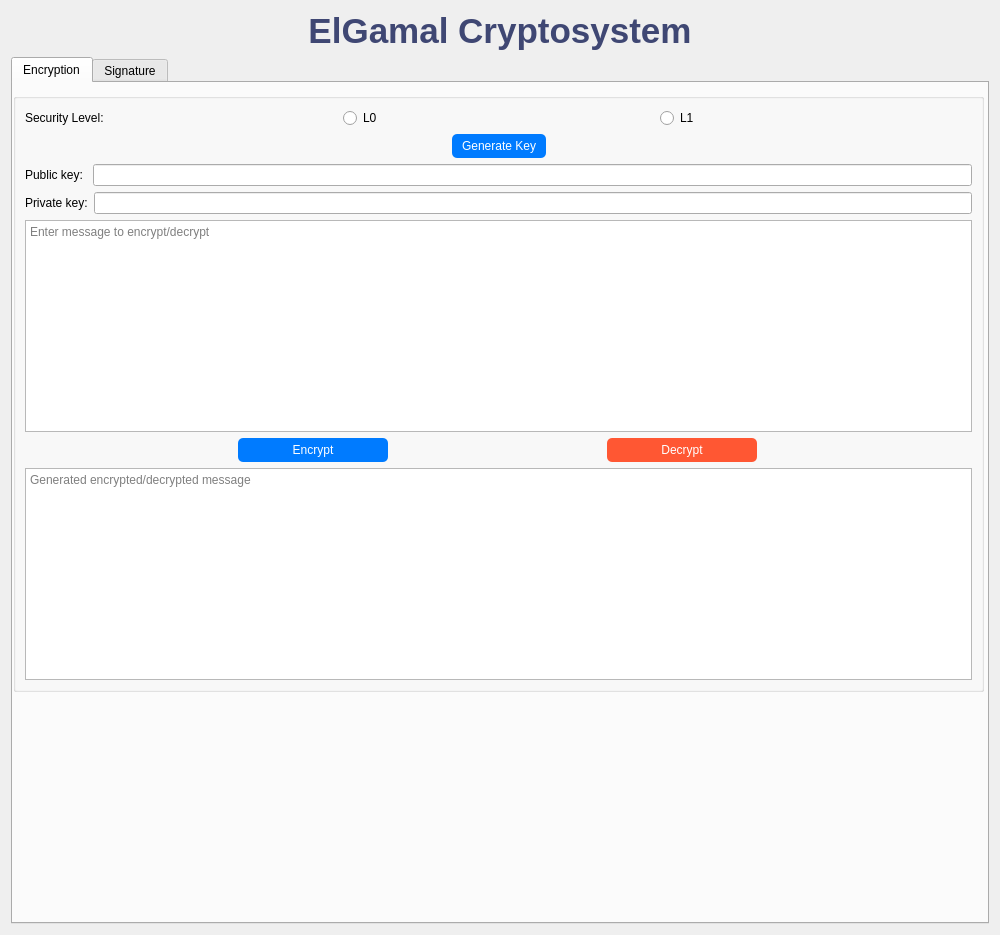
Qt form src/frontend/wireframes/ui_elgamal.ui (phn210/crypto-calcul) before a commit.
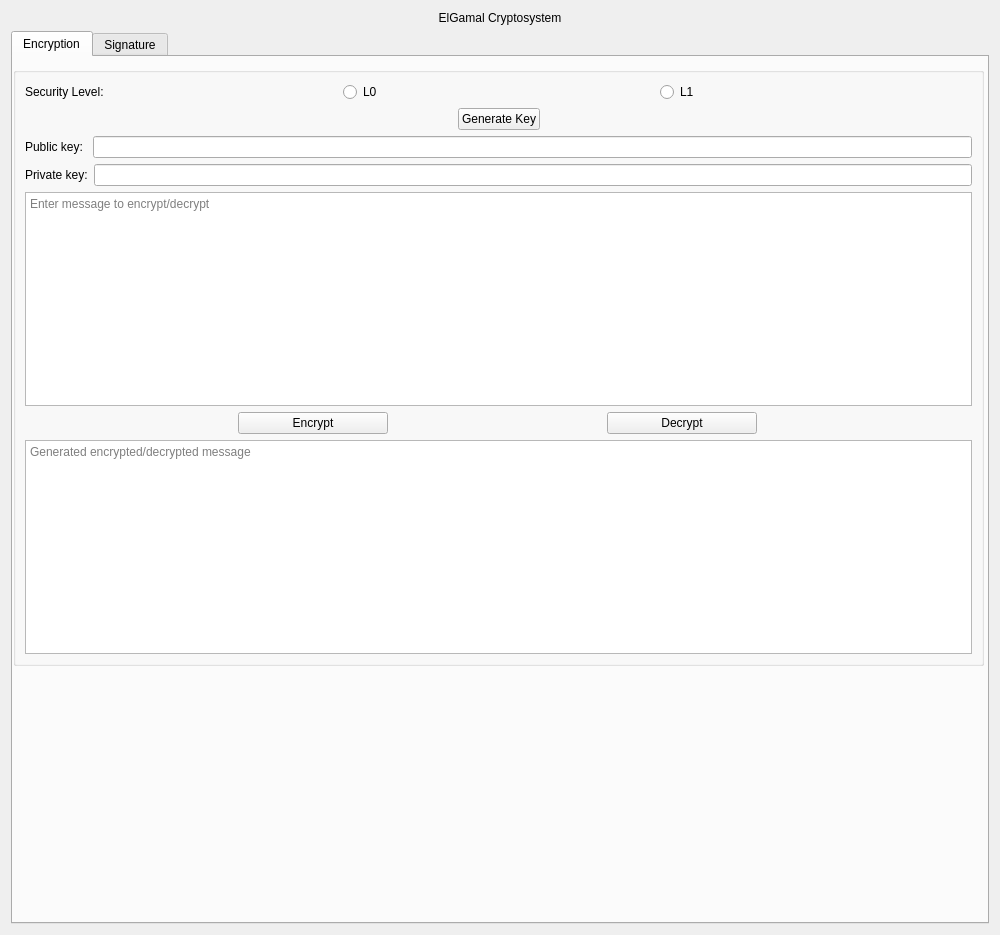
The same form after that commit.

What changed in the file:
```diff
--- a/src/frontend/wireframes/ui_elgamal.ui
+++ b/src/frontend/wireframes/ui_elgamal.ui
@@ -16,9 +16,6 @@
         <layout class="QVBoxLayout" name="mainLayout">
             <item>
                 <widget class="QLabel" name="mainTitle">
-                    <property name="styleSheet">
-                        <string>font-size: 35px; font-weight: bold; color: #3f4773;</string>
-                    </property>
                     <property name="text">
                         <string>ElGamal Cryptosystem</string>
                     </property>
@@ -97,9 +94,6 @@
                                         </item>
                                         <item>
                                             <widget class="QPushButton" name="btnKeyGenEnc">
-                                                <property name="styleSheet">
-                                                    <string notr="true">background-color: #007BFF; color: white; padding: 5px 10px; border-radius: 5px;</string>
-                                                </property>
                                                 <property name="text">
                                                     <string>Generate Key</string>
                                                 </property>
@@ -176,9 +170,6 @@
                                                         <height>30</height>
                                                     </size>
                                                 </property>
-                                                <property name="styleSheet">
-                                                    <string>background-color: #007BFF; color: white; padding: 5px 10px; border-radius: 5px;</string>
-                                                </property>
                                                 <property name="text">
                                                     <string>Encrypt</string>
                                                 </property>
@@ -192,9 +183,6 @@
                                                         <height>30</height>
                                                     </size>
                                                 </property>
-                                                <property name="styleSheet">
-                                                    <string>background-color: #FF5733; color: white; padding: 5px 10px; border-radius: 5px;</string>
-                                                </property>
                                                 <property name="text">
                                                     <string>Decrypt</string>
                                                 </property>
```
Left out of the diff: 9 changed lines with no effect on the pictures.
